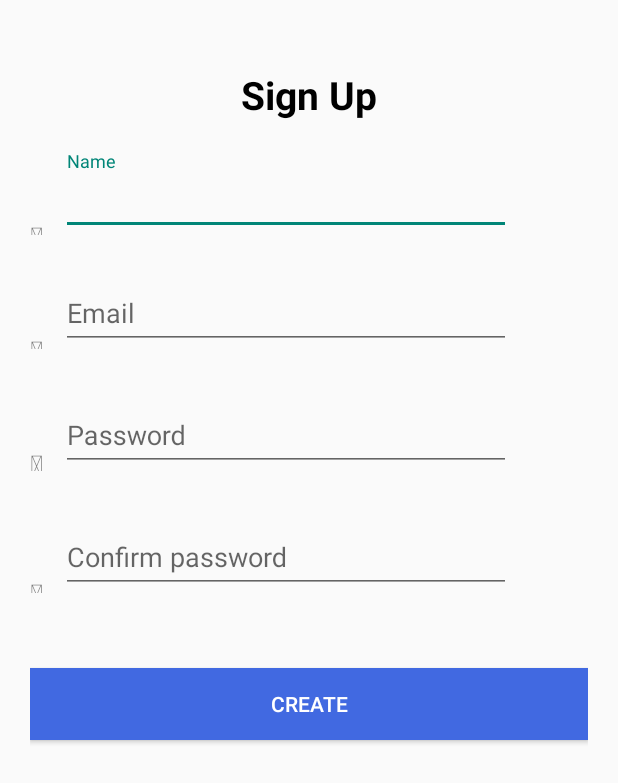
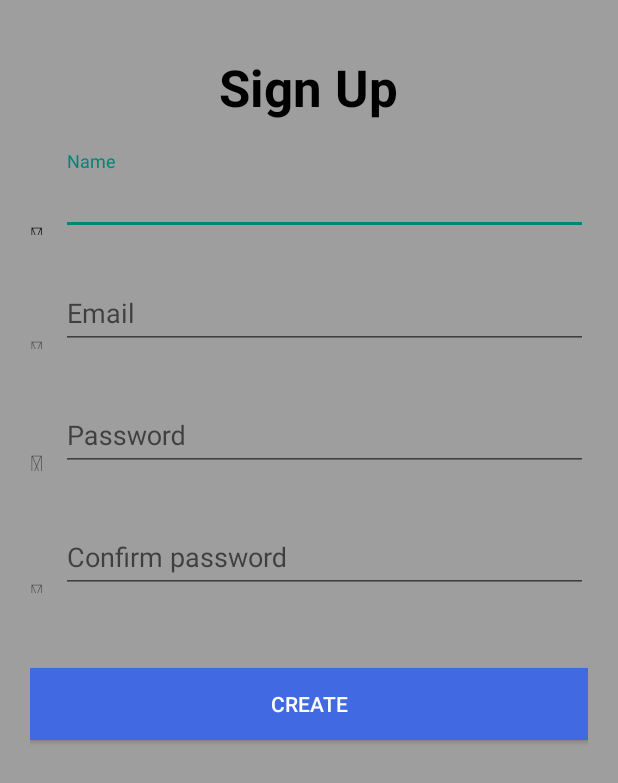
Before and after one commit to Shashank58/Custom-Camera-App, an Android app: the layout activity_sign_up.xml on its own in the app's theme, with its tools: preview values and no code run, on a phone screen of 412 x 824 dp. Shown: the top 783 px of the screen. Run offline under Robolectric (Android 15) with nearby library versions, the phone set to English and light mode, and no system bars.

Commit message:
Sign up layout edited

```diff
--- a/app/src/main/AndroidManifest.xml
+++ b/app/src/main/AndroidManifest.xml
@@ -26,13 +26,13 @@
         <activity android:name=".MainActivity" >
         </activity>
         <activity android:name=".SignUp" >
-        </activity>
-        <activity android:name=".LogInActivity" >
             <intent-filter>
                 <action android:name="android.intent.action.MAIN" />
 
                 <category android:name="android.intent.category.LAUNCHER" />
             </intent-filter>
+        </activity>
+        <activity android:name=".LogInActivity" >
         </activity>
         <activity android:name=".LibraryActivity" >
         </activity>
--- a/app/src/main/res/layout/activity_log_in.xml
+++ b/app/src/main/res/layout/activity_log_in.xml
@@ -43,7 +43,7 @@
             android:layout_width="match_parent"
             android:layout_height="wrap_content"
             app:hintAnimationEnabled="true"
-            android:textColorHint="@color/navigationBarColor"
+            android:textColorHint="@color/black"
             android:textColor="@color/navigationBarColor">
 
             <EditText
@@ -79,8 +79,8 @@
             android:layout_marginTop="20dp"
             android:layout_marginLeft="12dp"
             app:hintAnimationEnabled="true"
-            android:textColorHint="@color/navigationBarColor"
-            android:textColor="@color/navigationBarColor">
+            android:textColorHint="@color/black"
+            android:textColor="@color/black">
 
             <EditText
                 android:layout_width="match_parent"
@@ -88,7 +88,7 @@
                 android:id="@+id/passwordLogin"
                 android:hint="@string/password"
                 android:layout_marginTop="30dp"
-                android:textColor="@color/navigationBarColor"/>
+                android:textColor="@color/black"/>
 
         </android.support.design.widget.TextInputLayout>
 
--- a/app/src/main/res/layout/activity_sign_up.xml
+++ b/app/src/main/res/layout/activity_sign_up.xml
@@ -1,4 +1,5 @@
 <?xml version="1.0" encoding="utf-8"?>
+
     <LinearLayout
         xmlns:android="http://schemas.android.com/apk/res/android"
         xmlns:tools="http://schemas.android.com/tools"
@@ -10,20 +11,21 @@
         android:paddingTop="@dimen/activity_vertical_margin"
         android:paddingBottom="@dimen/activity_vertical_margin"
         tools:context="com.cybrilla.shashank.liborg.SignUp"
-    android:orientation="vertical">
+        android:orientation="vertical"
+        android:background="#9E9E9E">
 
             <TextView
                 android:layout_width="wrap_content"
                 android:layout_height="wrap_content"
                 android:text="@string/signUp"
-        android:textSize="26sp"
+                android:textSize="34sp"
                 android:textStyle="bold"
                 android:layout_gravity="center_horizontal"
-        android:layout_marginTop="25dp"
+                android:layout_marginTop="15dp"
                 android:textColor="@color/navigationBarColor"/>
 
             <LinearLayout
-        android:layout_width="wrap_content"
+                android:layout_width="match_parent"
                 android:layout_height="wrap_content"
                 android:orientation="horizontal"
                 android:layout_marginTop="20dp">
@@ -34,7 +36,8 @@
                     android:id="@+id/nameIcon"
                     android:text="@string/nameIcon"
                     android:textSize="20sp"
-            android:layout_marginTop="25dp"/>
+                    android:layout_marginTop="25dp"
+                    android:textColor="@color/navigationBarColor"/>
 
                 <android.support.design.widget.TextInputLayout
                     android:layout_width="match_parent"
@@ -43,7 +46,7 @@
                     app:hintAnimationEnabled="true">
 
                     <EditText
-                android:layout_width="300dp"
+                        android:layout_width="match_parent"
                         android:layout_height="wrap_content"
                         android:id="@+id/name"
                         android:hint="@string/name"
@@ -55,7 +58,7 @@
             </LinearLayout>
 
             <LinearLayout
-        android:layout_width="wrap_content"
+                android:layout_width="match_parent"
                 android:layout_height="wrap_content"
                 android:orientation="horizontal"
                 android:layout_marginTop="20dp">
@@ -66,7 +69,8 @@
                     android:id="@+id/mailIconSignUp"
                     android:text="@string/mailIcon"
                     android:textSize="20sp"
-            android:layout_marginTop="25dp"/>
+                    android:layout_marginTop="25dp"
+                    android:textColorHint="@color/navigationBarColor"/>
 
                 <android.support.design.widget.TextInputLayout
                     android:layout_width="match_parent"
@@ -75,7 +79,7 @@
                     app:hintAnimationEnabled="true">
 
                     <EditText
-                android:layout_width="300dp"
+                        android:layout_width="match_parent"
                         android:layout_height="wrap_content"
                         android:id="@+id/email"
                         android:hint="@string/email"
@@ -87,7 +91,7 @@
             </LinearLayout>
 
             <LinearLayout
-        android:layout_width="wrap_content"
+                android:layout_width="match_parent"
                 android:layout_height="wrap_content"
                 android:orientation="horizontal">
 
@@ -97,17 +101,18 @@
                     android:id="@+id/keyIconSignUp"
                     android:text="@string/keyIcon"
                     android:textSize="20sp"
-            android:layout_marginTop="45dp"/>
+                    android:layout_marginTop="45dp"
+                    android:textColorHint="@color/navigationBarColor"/>
 
                 <android.support.design.widget.TextInputLayout
-            android:layout_width="wrap_content"
+                    android:layout_width="match_parent"
                     android:layout_height="wrap_content"
                     android:layout_marginTop="25dp"
                     android:layout_marginLeft="12dp"
                     app:hintAnimationEnabled="true">
 
                     <EditText
-                android:layout_width="300dp"
+                        android:layout_width="match_parent"
                         android:layout_height="wrap_content"
                         android:id="@+id/password"
                         android:hint="@string/password"
@@ -119,7 +124,7 @@
             </LinearLayout>
 
             <LinearLayout
-        android:layout_width="wrap_content"
+                android:layout_width="match_parent"
                 android:layout_height="wrap_content"
                 android:orientation="horizontal">
 
@@ -129,10 +134,11 @@
                     android:id="@+id/checkIcon"
                     android:text="@string/checkIcon"
                     android:textSize="20sp"
-            android:layout_marginTop="50dp"/>
+                    android:layout_marginTop="50dp"
+                    android:textColorHint="@color/navigationBarColor"/>
 
                 <android.support.design.widget.TextInputLayout
-            android:layout_width="300dp"
+                    android:layout_width="match_parent"
                     android:layout_height="wrap_content"
                     android:layout_marginTop="25dp"
                     android:layout_marginLeft="12dp"
```
Lines whose indentation alone changed are shown as unchanged.
